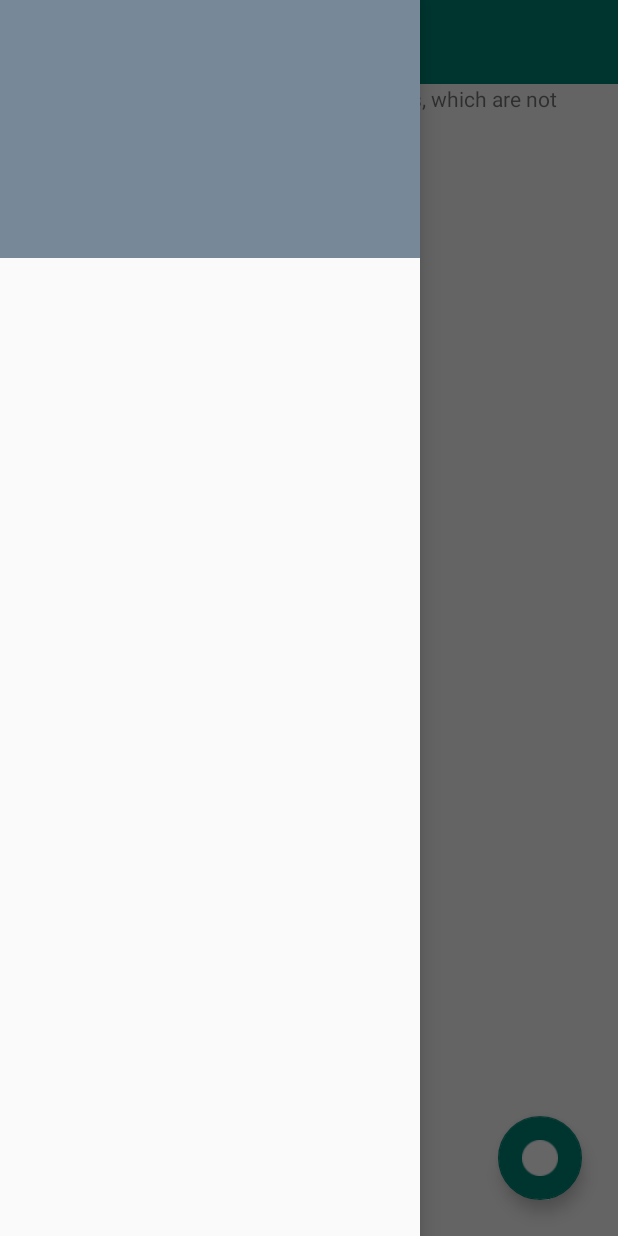
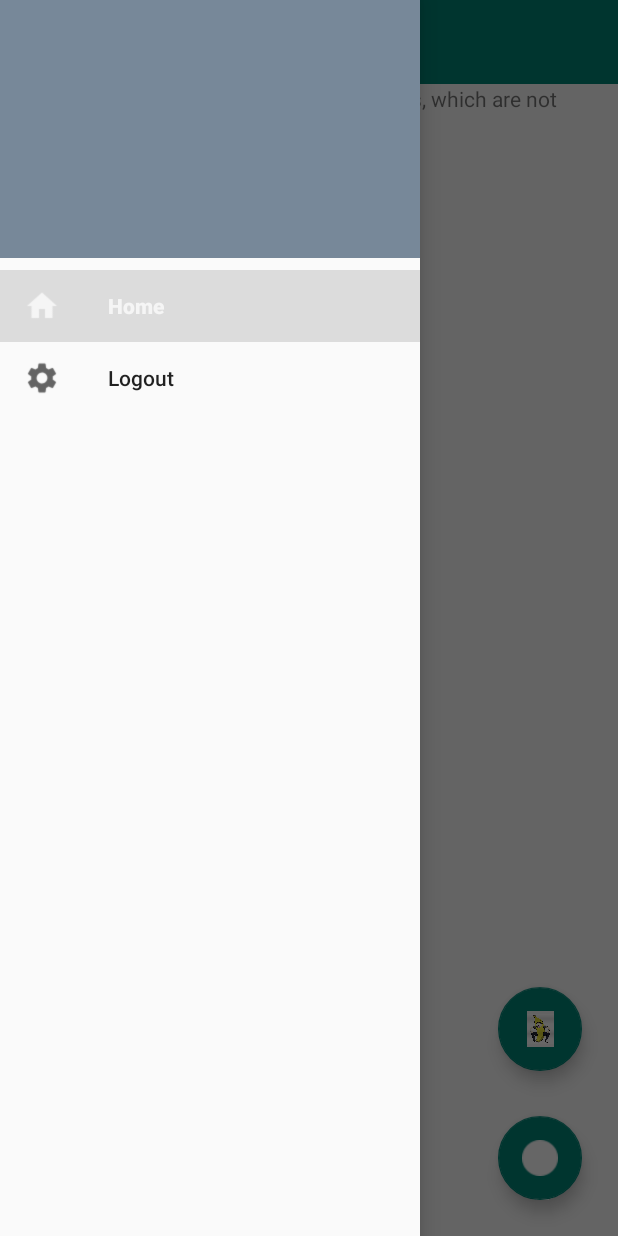
Before and after one commit to yhzeng/Matrix, an Android app: the MainFragment screen opened directly, with no data from a screen before it, with the side drawer open, on a phone screen of 412 x 824 dp. Run offline under Robolectric (Android 15) with nearby library versions, the phone set to English and light mode, and no system bars; our stand-ins replace Firebase (no records; nobody signed in at launch, a user with empty details on screens opened directly), Picasso.

Commit message:
Second commit.

```diff
--- a/app/src/main/AndroidManifest.xml
+++ b/app/src/main/AndroidManifest.xml
@@ -35,7 +35,7 @@
         <activity android:name=".MainActivity"></activity>
         <meta-data
             android:name="com.google.android.geo.API_KEY"
-            android:value="AIzaSyAxtPRKLU3ey2wJeX_zrlnOMgxiChDNPdE" />
+            android:value="REPLACE_WITH_YOUR_API_KEY" />
 
         <meta-data
             android:name="com.google.android.gms.ads.APPLICATION_ID"
--- a/app/src/main/java/com/laioffer/matrix/MainFragment.java
+++ b/app/src/main/java/com/laioffer/matrix/MainFragment.java
@@ -3,6 +3,7 @@ package com.laioffer.matrix;
 
 import android.Manifest;
 import android.app.Activity;
+import android.content.ActivityNotFoundException;
 import android.content.Intent;
 import android.content.pm.PackageManager;
 import android.graphics.Bitmap;
@@ -19,6 +20,7 @@ import androidx.fragment.app.Fragment;
 
 import android.os.Environment;
 import android.provider.MediaStore;
+import android.speech.RecognizerIntent;
 import android.view.LayoutInflater;
 import android.view.View;
 import android.view.ViewGroup;
@@ -57,8 +59,11 @@ import java.io.ByteArrayOutputStream;
 import java.io.File;
 import java.io.FileOutputStream;
 import java.io.IOException;
+import java.util.ArrayList;
+import java.util.Locale;
 
 import static android.app.Activity.RESULT_OK;
+import static com.laioffer.matrix.Config.listItems;
 
 
 /**
@@ -66,6 +71,7 @@ import static android.app.Activity.RESULT_OK;
  */
 public class MainFragment extends Fragment implements OnMapReadyCallback, ReportDialog.DialogCallBack, GoogleMap.OnMarkerClickListener {
     private static final int REQUEST_CAPTURE_IMAGE = 100;
+    private static final int REQ_CODE_SPEECH_INPUT = 101;
     private final String path = Environment.getExternalStorageDirectory() + "/temp.png";
     private static final int REQUEST_EXTERNAL_STORAGE = 1;
     private static String[] PERMISSIONS_STORAGE = {
@@ -80,6 +86,7 @@ public class MainFragment extends Fragment implements OnMapReadyCallback, Report
     private FloatingActionButton fabReport;
     private ReportDialog dialog;
     private FloatingActionButton fabFocus;
+    private FloatingActionButton speakNow;
     //event information part
     private BottomSheetBehavior bottomSheetBehavior;
     private ImageView mEventImageLike;
@@ -126,8 +133,32 @@ public class MainFragment extends Fragment implements OnMapReadyCallback, Report
     @Override
     public View onCreateView(LayoutInflater inflater, ViewGroup container,
                              Bundle savedInstanceState) {
+        // Inflate the layout for this fragment
         view = inflater.inflate(R.layout.fragment_main, container,
                 false);
+        fabReport = view.findViewById(R.id.fab);
+        fabReport.setOnClickListener(new View.OnClickListener() {
+            @Override
+            public void onClick(View v) {
+                showDialog(null, null);
+            }
+        });
+
+        fabFocus = view.findViewById(R.id.fab_focus);
+        fabFocus.setOnClickListener(new View.OnClickListener() {
+            @Override
+            public void onClick(View v) {
+                mapView.getMapAsync(MainFragment.this);
+            }
+        });
+        speakNow = view.findViewById(R.id.voice);
+        speakNow.setOnClickListener(new View.OnClickListener() {
+            @Override
+            public void onClick(View v) {
+                askSpeechInput("Hi speak something");
+            }
+        });
+
         database = FirebaseDatabase.getInstance().getReference();
         storage = FirebaseStorage.getInstance();
         storageRef = storage.getReference();
@@ -135,6 +166,22 @@ public class MainFragment extends Fragment implements OnMapReadyCallback, Report
         setupBottomBehavior();
         return view;
     }
+
+    private void askSpeechInput(String string) {
+        Intent intent = new Intent(RecognizerIntent.ACTION_RECOGNIZE_SPEECH);
+        intent.putExtra(RecognizerIntent.EXTRA_LANGUAGE_MODEL,
+                RecognizerIntent.LANGUAGE_MODEL_FREE_FORM);
+        intent.putExtra(RecognizerIntent.EXTRA_LANGUAGE, Locale.getDefault());
+        intent.putExtra(RecognizerIntent.EXTRA_SPEECH_INPUT_COMPLETE_SILENCE_LENGTH_MILLIS, 2000);
+        intent.putExtra(RecognizerIntent.EXTRA_PROMPT,
+                string);
+        try {
+            startActivityForResult(intent, REQ_CODE_SPEECH_INPUT);
+        } catch (ActivityNotFoundException a) {
+
+        }
+    }
+
 
     @Override
     public void onViewCreated(View view, @Nullable Bundle savedInstanceState) {
@@ -193,7 +240,8 @@ public class MainFragment extends Fragment implements OnMapReadyCallback, Report
        //dialog = new ReportDialog(getContext());
         int cx = (int) (fabReport.getX() + (fabReport.getWidth() / 2));
         int cy = (int) (fabReport.getY()) + fabReport.getHeight() + 56;
-        dialog = ReportDialog.newInstance(getContext(), cx, cy, this);
+        //dialog = ReportDialog.newInstance(getContext(), cx, cy, this);
+        dialog = ReportDialog.newInstance(getContext(), cx, cy, this, label, prefillText);
         dialog.show();
     }
 
@@ -350,6 +398,32 @@ public class MainFragment extends Fragment implements OnMapReadyCallback, Report
                 }
                 break;
             }
+            case REQ_CODE_SPEECH_INPUT: {
+                showDialog("Traffic", "there's a traffic ahead");
+//                if (resultCode == RESULT_OK && null != data) {
+//
+//                    ArrayList<String> result = data
+//                            .getStringArrayListExtra(RecognizerIntent.EXTRA_RESULTS);
+//                    if (result.size() > 0) {
+//                        final String sentence = result.get(0);
+//                        boolean isMatch = false;
+//                        for (int i = 0; i < listItems.size(); i++) {
+//                            final String label = listItems.get(i).getDrawable_label();
+//                            if (sentence.toLowerCase().contains(label.toLowerCase())) {
+//                                //Toast.makeText(getContext(), sentence, Toast.LENGTH_LONG).show();
+//                                showDialog(label, sentence);
+//                                isMatch = true;
+//                                break;
+//                            }
+//                        }
+//                        if (!isMatch) {
+//                            askSpeechInput("Try again");
+//                        }
+//                    }
+//                }
+                break;
+            }
+
             default:
         }
     }
--- a/app/src/main/res/layout/fragment_main.xml
+++ b/app/src/main/res/layout/fragment_main.xml
@@ -38,6 +38,17 @@
             android:tint="#fff"/>
 
         <com.google.android.material.floatingactionbutton.FloatingActionButton
+            android:id="@+id/voice"
+            android:layout_width="80dp"
+            android:layout_height="80dp"
+            android:layout_above="@id/fab"
+            android:layout_alignParentEnd="true"
+            android:layout_marginBottom="6dp"
+            android:layout_marginRight="24dp"
+            android:src="@drawable/banana"
+            />
+
+        <com.google.android.material.floatingactionbutton.FloatingActionButton
             android:id="@+id/fab_focus"
             android:layout_width="56dp"
             android:layout_height="56dp"
@@ -48,6 +59,7 @@
             android:src="@drawable/focus"
             android:tint="#fff"
             />
+
     </RelativeLayout>
 
     <RelativeLayout
--- /dev/null
+++ b/app/src/main/res/menu/drawer_view.xml
@@ -0,0 +1,15 @@
+<?xml version="1.0" encoding="utf-8"?>
+<menu xmlns:android="http://schemas.android.com/apk/res/android" >
+    <group android:checkableBehavior="single">
+        <item
+            android:id="@+id/drawer_home"
+            android:checked="true"
+            android:icon="@drawable/baseline_home_black_18dp"
+            android:title="Home" />
+        <item
+            android:id="@+id/drawer_logout"
+            android:checked="true"
+            android:icon="@drawable/baseline_settings_black_18dp"
+            android:title="Logout" />
+    </group>
+</menu>
```
Also changed, not shown: app/src/main/java/com/laioffer/matrix/ReportDialog.java (+16 -1 lines).
